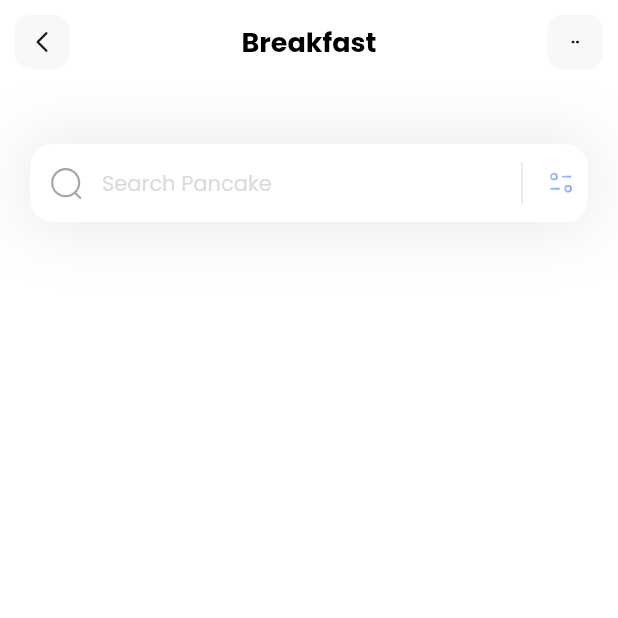
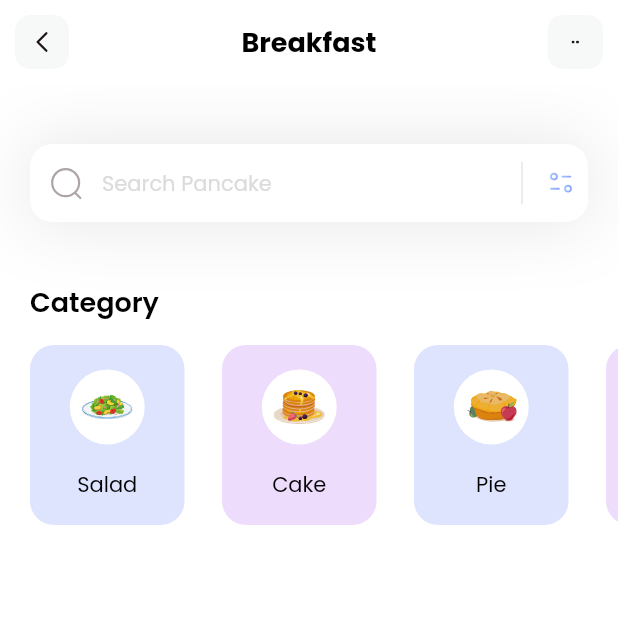
Before and after one commit to Jamal-SaadEddin/Fitness, a Flutter app: the screen it shows after launch, on a phone screen of 412 x 824 dp, the top half of it. Run offline on Flutter 3.47's test engine with Material 2 defaults, Android fonts, the phone set to English and light mode, and no system bars; our stand-ins replace flutter_svg.

Commit message:
Add Categories Section

```diff
--- a/lib/main.dart
+++ b/lib/main.dart
@@ -14,7 +14,7 @@
     return MaterialApp(
       debugShowCheckedModeBanner: false,
       theme: ThemeData(fontFamily: 'Poppins'),
-      home: const HomePage(),
+      home: HomePage(),
     );
   }
 }
--- /dev/null
+++ b/lib/models/category_model.dart
@@ -0,0 +1,39 @@
+import 'package:flutter/material.dart';
+
+class CategoryModel {
+  String name;
+  String iconPath;
+  Color boxColor;
+
+  CategoryModel({
+    required this.name,
+    required this.iconPath,
+    required this.boxColor,
+  });
+
+  static List<CategoryModel> getCategories() {
+    List<CategoryModel> categories = [];
+
+    categories.add(CategoryModel(
+        name: 'Salad',
+        iconPath: 'assets/icons/plate.svg',
+        boxColor: Color(0xff92A3FD)));
+
+    categories.add(CategoryModel(
+        name: 'Cake',
+        iconPath: 'assets/icons/pancakes.svg',
+        boxColor: Color(0xffC58BF2)));
+
+    categories.add(CategoryModel(
+        name: 'Pie',
+        iconPath: 'assets/icons/pie.svg',
+        boxColor: Color(0xff92A3FD)));
+
+    categories.add(CategoryModel(
+        name: 'Smoothies',
+        iconPath: 'assets/icons/orange-snacks.svg',
+        boxColor: Color(0xffC58BF2)));
+
+    return categories;
+  }
+}
--- a/lib/pages/home.dart
+++ b/lib/pages/home.dart
@@ -1,16 +1,91 @@
+import 'package:fitness/models/category_model.dart';
 import 'package:flutter/material.dart';
 import 'package:flutter_svg/flutter_svg.dart';
 
 class HomePage extends StatelessWidget {
-  const HomePage({super.key});
+  HomePage({super.key});
+
+  List<CategoryModel> categories = [];
+
+  void _getCategories() {
+    categories = CategoryModel.getCategories();
+  }
 
   @override
   Widget build(BuildContext context) {
+    double screenWidth = MediaQuery.of(context).size.width;
+    _getCategories();
     return Scaffold(
         appBar: appBar(),
         backgroundColor: Colors.white,
         body: Column(
-          children: [_searchField()],
+          crossAxisAlignment: CrossAxisAlignment.start,
+          children: [
+            _searchField(),
+            SizedBox(
+              height: 40,
+            ),
+            Column(
+              crossAxisAlignment: CrossAxisAlignment.start,
+              children: [
+                Padding(
+                  padding: const EdgeInsets.only(left: 20),
+                  child: Text(
+                    'Category',
+                    style: TextStyle(
+                        color: Colors.black,
+                        fontSize: 18,
+                        fontWeight: FontWeight.w600),
+                  ),
+                ),
+                SizedBox(
+                  height: 15,
+                ),
+                Container(
+                  height: 120,
+                  child: ListView.separated(
+                    itemCount: categories.length,
+                    scrollDirection: Axis.horizontal,
+                    padding: EdgeInsets.only(left: 20, right: 20),
+                    separatorBuilder: (context, index) => SizedBox(
+                      width: 25,
+                    ),
+                    itemBuilder: (context, index) {
+                      return Container(
+                        width: screenWidth / categories.length,
+                        decoration: BoxDecoration(
+                            color: categories[index].boxColor.withOpacity(0.3),
+                            borderRadius: BorderRadius.circular(16)),
+                        child: Column(
+                            mainAxisAlignment: MainAxisAlignment.spaceEvenly,
+                            children: [
+                              Container(
+                                width: 50,
+                                height: 50,
+                                decoration: BoxDecoration(
+                                    color: Colors.white,
+                                    shape: BoxShape.circle),
+                                child: Padding(
+                                  padding: const EdgeInsets.all(8.0),
+                                  child: SvgPicture.asset(
+                                      categories[index].iconPath),
+                                ),
+                              ),
+                              Text(
+                                categories[index].name,
+                                style: TextStyle(
+                                    fontWeight: FontWeight.w400,
+                                    color: Colors.black,
+                                    fontSize: 14),
+                              )
+                            ]),
+                      );
+                    },
+                  ),
+                )
+              ],
+            )
+          ],
         ));
   }
 
```
Also changed, not shown: assets/icons/orange-snacks.svg (added), assets/icons/pancakes.svg (added), assets/icons/pie.svg (added), assets/icons/plate.svg (added).
